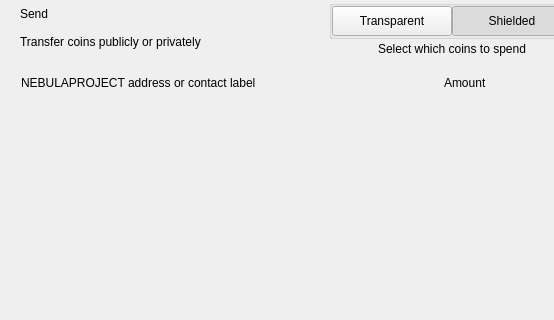
Nebula-Coin/nebula-project-coin, file src/qt/nebulaproject/forms/send.ui: the form before one commit; both pictures show x 0 to 554 and y 0 to 320 of the 893 by 700 pixel window.
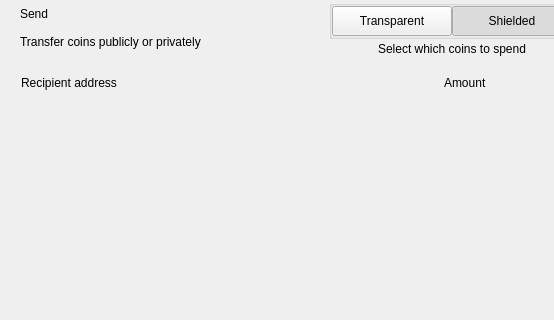
The form after the commit. Custom widgets are drawn as their Qt base class.

```diff
--- a/src/qt/nebulaproject/forms/send.ui
+++ b/src/qt/nebulaproject/forms/send.ui
@@ -255,7 +255,7 @@
              <string notr="true">margin-left:8px;</string>
             </property>
             <property name="text">
-             <string>NEBULAPROJECT address or contact label</string>
+             <string>Recipient address</string>
             </property>
            </widget>
           </item>
```
Left out of the diff: 2 changed lines with no effect on the pictures.
